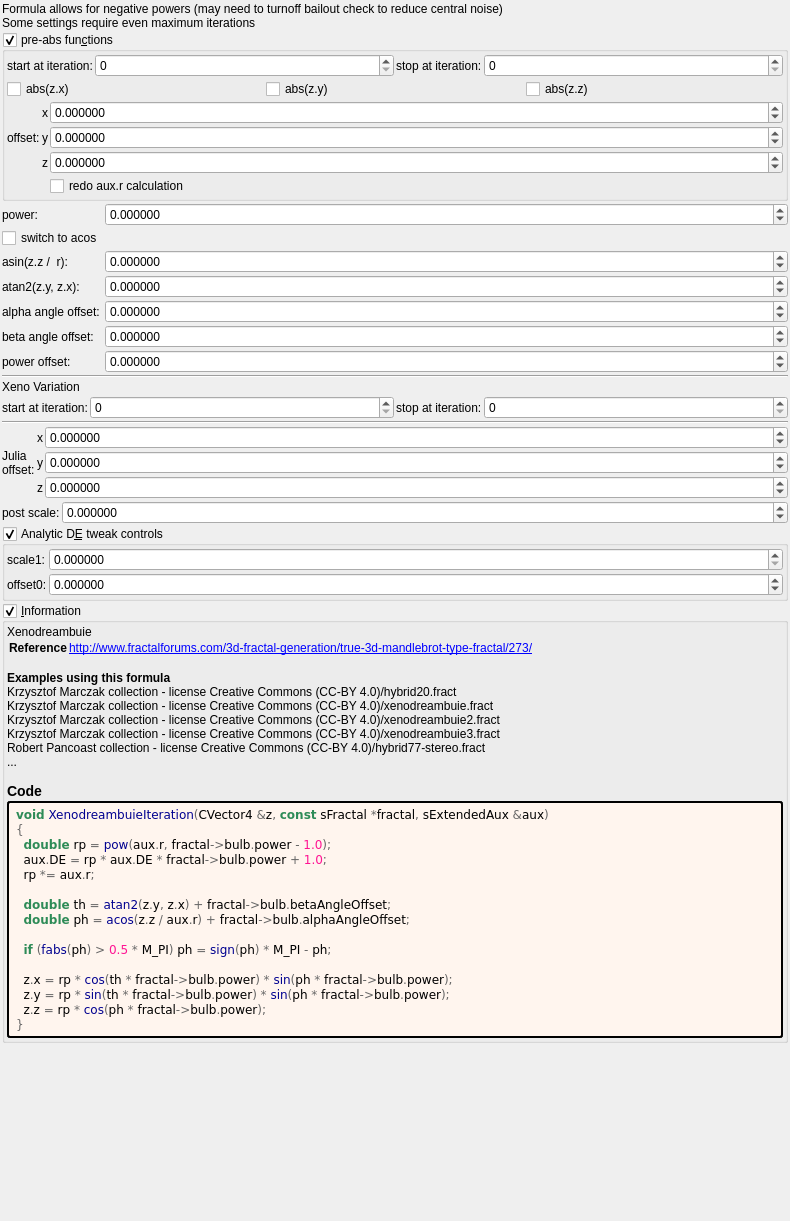
Above: mandelbulber2/formula/ui/xenodreambuie_v2.ui from buddhi1980/mandelbulber2 before the change. Below: the same form after it.
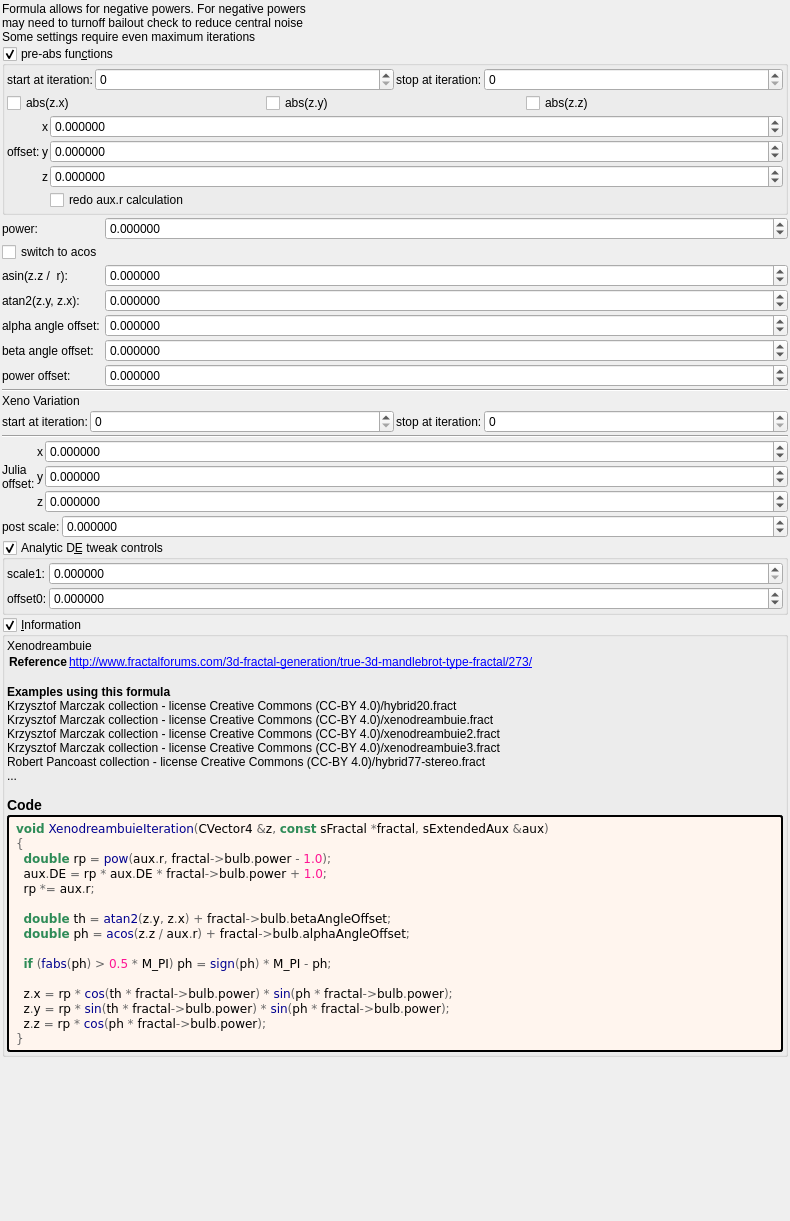
That is the form after the change. Custom widgets are drawn as their Qt base class.

```diff
--- a/mandelbulber2/formula/ui/xenodreambuie_v2.ui
+++ b/mandelbulber2/formula/ui/xenodreambuie_v2.ui
@@ -32,7 +32,8 @@
    <item>
     <widget class="QLabel" name="label_17">
      <property name="text">
-      <string>Formula allows for negative powers (may need to turnoff bailout check to reduce central noise)
+      <string>Formula allows for negative powers. For negative powers 
+may need to turnoff bailout check to reduce central noise
 Some settings require even maximum iterations</string>
      </property>
     </widget>
```
